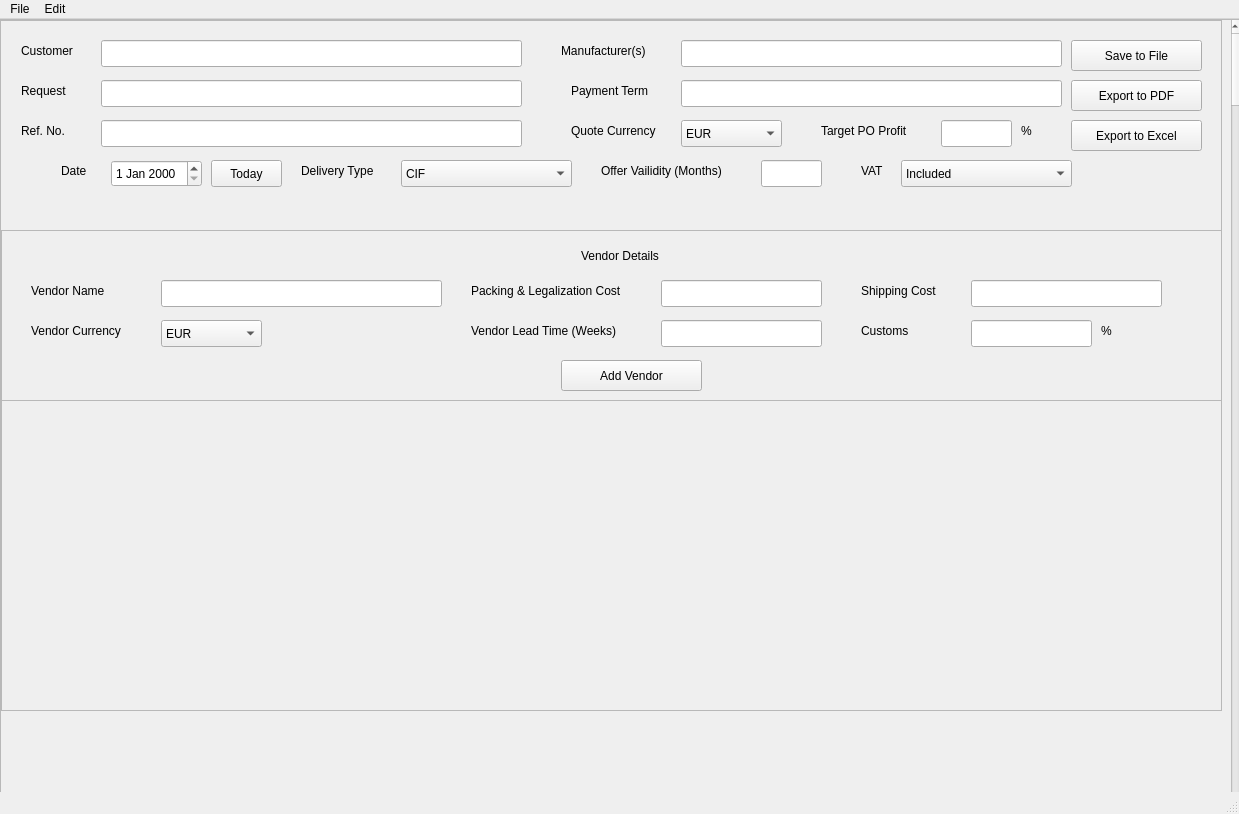
Qt form QuoteCreatorQT/untitled.ui (alyashraf97/QuotationCreator) before a commit.
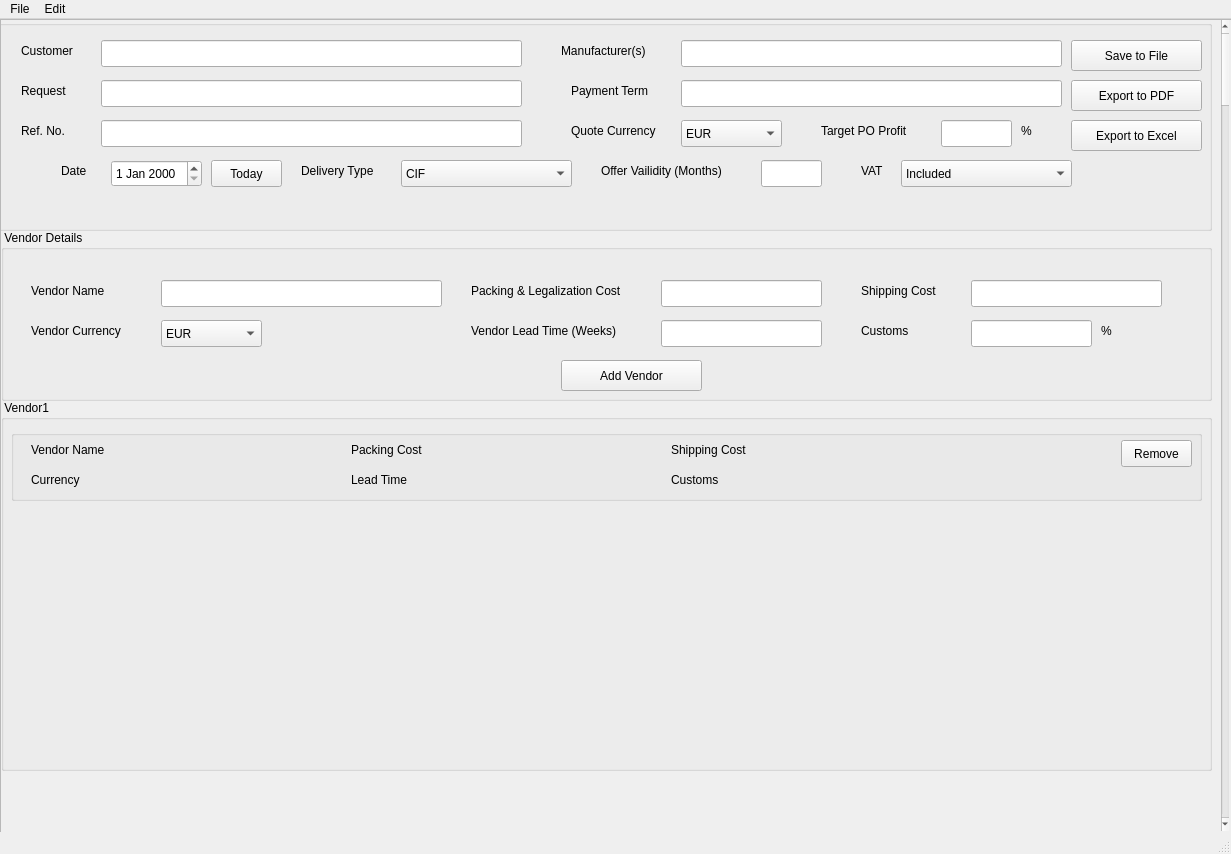
The same form after that commit.

```diff
--- a/QuoteCreatorQT/untitled.ui
+++ b/QuoteCreatorQT/untitled.ui
@@ -6,8 +6,8 @@
    <rect>
     <x>0</x>
     <y>0</y>
-    <width>1239</width>
-    <height>814</height>
+    <width>1231</width>
+    <height>854</height>
    </rect>
   </property>
   <property name="windowTitle">
@@ -35,22 +35,19 @@
        <height>1078</height>
       </rect>
      </property>
-     <widget class="QFrame" name="vendor_frame">
+     <widget class="QGroupBox" name="vendor_groupBox">
       <property name="geometry">
        <rect>
         <x>0</x>
         <y>210</y>
-        <width>1221</width>
+        <width>1211</width>
         <height>171</height>
        </rect>
       </property>
-      <property name="frameShape">
-       <enum>QFrame::StyledPanel</enum>
+      <property name="title">
+       <string> Vendor Details</string>
       </property>
-      <property name="frameShadow">
-       <enum>QFrame::Raised</enum>
-      </property>
-      <widget class="QPushButton" name="pushButton_2">
+      <widget class="QPushButton" name="add_vendor_button">
        <property name="geometry">
         <rect>
          <x>560</x>
@@ -208,19 +205,6 @@
         <string>Vendor Currency</string>
        </property>
       </widget>
-      <widget class="QLabel" name="label_19">
-       <property name="geometry">
-        <rect>
-         <x>580</x>
-         <y>10</y>
-         <width>101</width>
-         <height>31</height>
-        </rect>
-       </property>
-       <property name="text">
-        <string>Vendor Details</string>
-       </property>
-      </widget>
       <widget class="QLineEdit" name="shipping_cost_field">
        <property name="geometry">
         <rect>
@@ -261,21 +245,15 @@
        </property>
       </widget>
      </widget>
-     <widget class="QFrame" name="quotation_frame">
+     <widget class="QGroupBox" name="quotation_groupBox">
       <property name="geometry">
        <rect>
         <x>-10</x>
         <y>0</y>
-        <width>1231</width>
+        <width>1221</width>
         <height>211</height>
        </rect>
       </property>
-      <property name="frameShape">
-       <enum>QFrame::StyledPanel</enum>
-      </property>
-      <property name="frameShadow">
-       <enum>QFrame::Raised</enum>
-      </property>
       <widget class="QDateEdit" name="quotation_date_entry">
        <property name="geometry">
         <rect>
@@ -650,26 +628,10 @@
        </property>
       </widget>
      </widget>
-     <widget class="QFrame" name="frame_3">
-      <property name="geometry">
-       <rect>
-        <x>0</x>
-        <y>380</y>
-        <width>1221</width>
-        <height>311</height>
-       </rect>
-      </property>
-      <property name="frameShape">
-       <enum>QFrame::StyledPanel</enum>
-      </property>
-      <property name="frameShadow">
-       <enum>QFrame::Raised</enum>
-      </property>
-     </widget>
      <widget class="QScrollBar" name="verticalScrollBar">
       <property name="geometry">
        <rect>
-        <x>1230</x>
+        <x>1220</x>
         <y>0</y>
         <width>8</width>
         <height>811</height>
@@ -679,6 +641,120 @@
        <enum>Qt::Vertical</enum>
       </property>
      </widget>
+     <widget class="QGroupBox" name="groupBox">
+      <property name="geometry">
+       <rect>
+        <x>0</x>
+        <y>380</y>
+        <width>1211</width>
+        <height>371</height>
+       </rect>
+      </property>
+      <property name="title">
+       <string> Vendor1</string>
+      </property>
+      <widget class="QGroupBox" name="vendor1_groupBox">
+       <property name="geometry">
+        <rect>
+         <x>10</x>
+         <y>30</y>
+         <width>1191</width>
+         <height>71</height>
+        </rect>
+       </property>
+       <widget class="QLabel" name="vendor1_vendorname">
+        <property name="geometry">
+         <rect>
+          <x>20</x>
+          <y>10</y>
+          <width>281</width>
+          <height>19</height>
+         </rect>
+        </property>
+        <property name="text">
+         <string>Vendor Name</string>
+        </property>
+       </widget>
+       <widget class="QLabel" name="vendor1_vendorpackingcost">
+        <property name="geometry">
+         <rect>
+          <x>340</x>
+          <y>10</y>
+          <width>281</width>
+          <height>19</height>
+         </rect>
+        </property>
+        <property name="text">
+         <string>Packing Cost</string>
+        </property>
+       </widget>
+       <widget class="QLabel" name="vendor1_vendorpackingcost_2">
+        <property name="geometry">
+         <rect>
+          <x>660</x>
+          <y>10</y>
+          <width>281</width>
+          <height>19</height>
+         </rect>
+        </property>
+        <property name="text">
+         <string>Shipping Cost</string>
+        </property>
+       </widget>
+       <widget class="QLabel" name="vendor1_vendorleadtime">
+        <property name="geometry">
+         <rect>
+          <x>340</x>
+          <y>40</y>
+          <width>281</width>
+          <height>19</height>
+         </rect>
+        </property>
+        <property name="text">
+         <string>Lead Time</string>
+        </property>
+       </widget>
+       <widget class="QLabel" name="vendor1_vendorcurrency">
+        <property name="geometry">
+         <rect>
+          <x>20</x>
+          <y>40</y>
+          <width>281</width>
+          <height>19</height>
+         </rect>
+        </property>
+        <property name="text">
+         <string>Currency</string>
+        </property>
+       </widget>
+       <widget class="QLabel" name="vendor1_vendorcustoms">
+        <property name="geometry">
+         <rect>
+          <x>660</x>
+          <y>40</y>
+          <width>281</width>
+          <height>19</height>
+         </rect>
+        </property>
+        <property name="text">
+         <string>Customs</string>
+        </property>
+       </widget>
+       <widget class="QPushButton" name="vendor1_remove_button">
+        <property name="geometry">
+         <rect>
+          <x>1110</x>
+          <y>10</y>
+          <width>71</width>
+          <height>27</height>
+         </rect>
+        </property>
+        <property name="text">
+         <string>Remove</string>
+        </property>
+       </widget>
+      </widget>
+     </widget>
     </widget>
    </widget>
   </widget>
@@ -687,7 +763,7 @@
     <rect>
      <x>0</x>
      <y>0</y>
-     <width>1239</width>
+     <width>1231</width>
      <height>24</height>
     </rect>
    </property>
```
Left out of the diff: 14 changed lines with no effect on the pictures.
